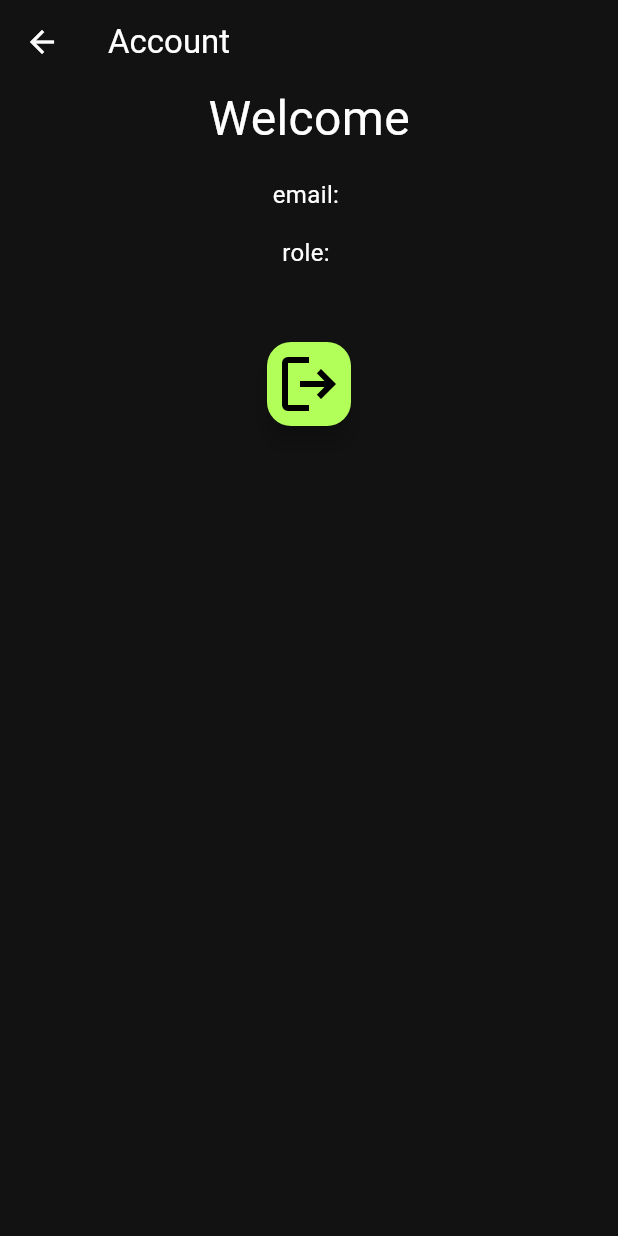
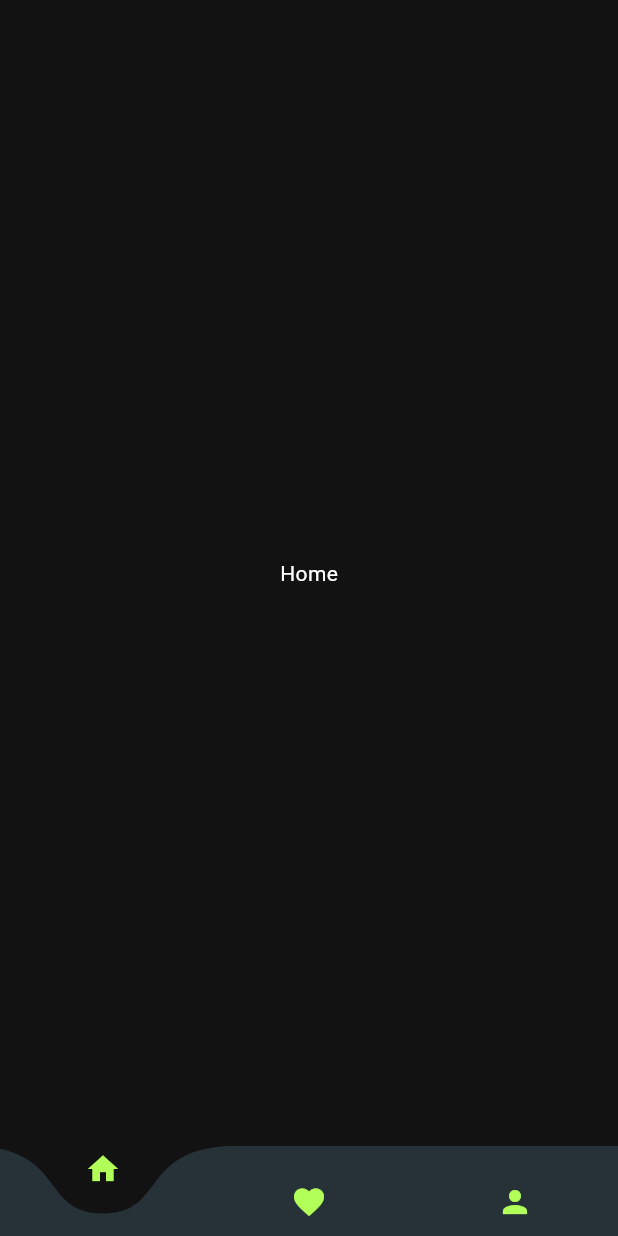
Before and after one commit to melekabbassi/fitnessapp, a Flutter app: the screen it shows once a user with an empty profile is signed in, on a phone screen of 412 x 824 dp. Run offline on Flutter 3.47's test engine with Material 3 defaults, Android fonts, the phone set to English and light mode, and no system bars; drawn by our look-alikes of curved_navigation_bar; our stand-ins replace animated_splash_screen, flutter_svg, supabase_flutter; accounts and stored records are empty; network calls fail.

Commit message:
created bottomNavButton and fixed pages

```diff
--- a/lib/main.dart
+++ b/lib/main.dart
@@ -1,5 +1,4 @@
 import 'package:animated_splash_screen/animated_splash_screen.dart';
-import 'package:fitnessapp/pages/AccountScreen/account_page.dart';
 import 'package:fitnessapp/pages/LoginScreen/login_page.dart';
 import 'package:fitnessapp/pages/SplashScreen/splash_page.dart';
 import 'package:flutter/material.dart';
--- /dev/null
+++ b/lib/pages/HomeScreen/home.dart
@@ -0,0 +1,48 @@
+import 'package:curved_navigation_bar/curved_navigation_bar.dart';
+import 'package:fitnessapp/pages/AccountScreen/account_page.dart';
+import 'package:fitnessapp/pages/FavoriteScreen/favorite_page.dart';
+import 'package:fitnessapp/pages/HomeScreen/home_page.dart';
+import 'package:flutter/material.dart';
+
+class Home extends StatefulWidget {
+  const Home({super.key});
+
+  @override
+  State<Home> createState() => _HomeState();
+}
+
+class _HomeState extends State<Home> {
+  int _currentPageIndex = 0;
+
+  final List<Widget> _pages = const [
+    HomePage(),
+    FavoritePage(),
+    AccountPage(),
+  ];
+
+  @override
+  Widget build(BuildContext context) {
+    return Scaffold(
+      bottomNavigationBar: CurvedNavigationBar(
+        index: 0,
+        height: 60.0,
+        backgroundColor: Colors.transparent,
+        buttonBackgroundColor: Colors.transparent,
+        animationDuration: const Duration(milliseconds: 300),
+        color: Colors.blueGrey.shade900,
+        letIndexChange: (index) => true,
+        onTap: (index) {
+          setState(() {
+            _currentPageIndex = index;
+          });
+        },
+        items: const [
+          Icon(Icons.home, color: Colors.lightGreenAccent),
+          Icon(Icons.favorite, color: Colors.lightGreenAccent),
+          Icon(Icons.person, color: Colors.lightGreenAccent),
+        ],
+      ),
+      body: _pages[_currentPageIndex],
+    );
+  }
+}
--- /dev/null
+++ b/lib/pages/HomeScreen/home_page.dart
@@ -0,0 +1,19 @@
+import 'package:flutter/material.dart';
+
+class HomePage extends StatefulWidget {
+  const HomePage({super.key});
+
+  @override
+  State<HomePage> createState() => _HomePageState();
+}
+
+class _HomePageState extends State<HomePage> {
+  @override
+  Widget build(BuildContext context) {
+    return const Scaffold(
+      body: Center(
+        child: Text("Home"),
+      ),
+    );
+  }
+}
--- a/lib/pages/LoginScreen/login_page.dart
+++ b/lib/pages/LoginScreen/login_page.dart
@@ -2,6 +2,7 @@ import 'dart:async';
 
 import 'package:fitnessapp/main.dart';
 import 'package:fitnessapp/pages/AccountScreen/account_page.dart';
+import 'package:fitnessapp/pages/HomeScreen/home.dart';
 import 'package:flutter/material.dart';
 import 'package:flutter_svg/flutter_svg.dart';
 import 'package:supabase_flutter/supabase_flutter.dart';
@@ -24,8 +25,8 @@ class _LoginPageState extends State<LoginPage> {
       final session = event.session;
       if (session != null) {
         // Navigator.of(context).pushReplacementNamed('/account');
-        Navigator.push(context,
-            new MaterialPageRoute(builder: (context) => new AccountPage()));
+        Navigator.push(
+            context, new MaterialPageRoute(builder: (context) => new Home()));
       }
     });
   }
--- a/pubspec.yaml
+++ b/pubspec.yaml
@@ -37,6 +37,7 @@ dependencies:
   supabase_flutter: ^1.10.25
   animated_splash_screen: ^1.3.0
   flutter_svg: ^2.0.9
+  curved_navigation_bar: ^1.0.3
 
 dev_dependencies:
   flutter_test:
```
Also changed, not shown: lib/pages/AccountScreen/account_page.dart (+7 -1 lines), lib/pages/FavoriteScreen/favorite_page.dart (added, +19 -0 lines), pubspec.lock.
